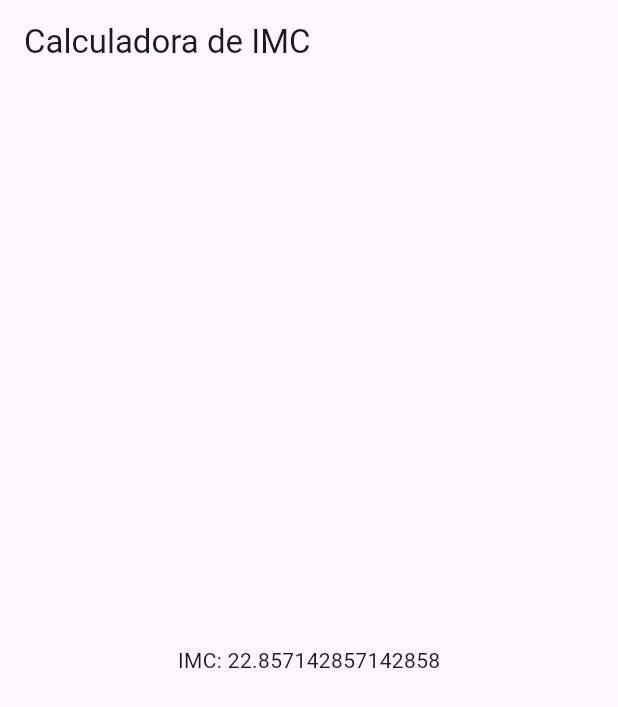
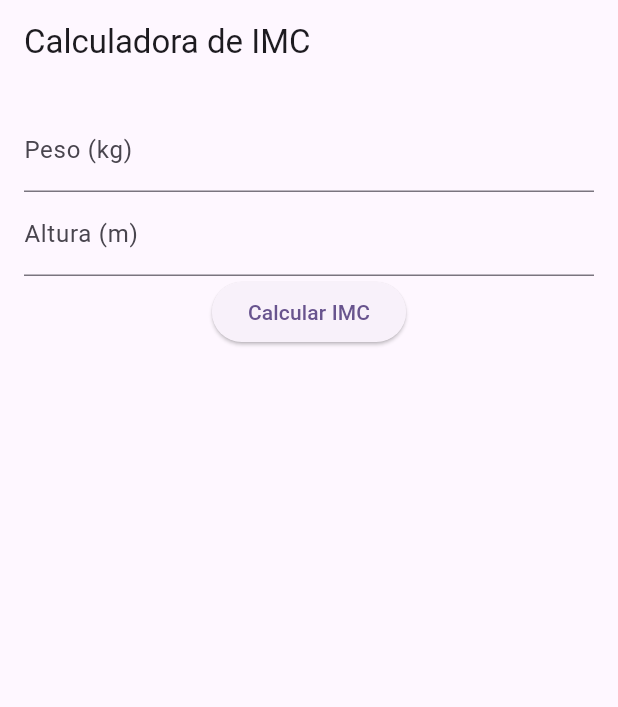
Before and after one commit to harcanjo/dio-flutter-imc-grid, a Flutter app: the screen it shows after launch, on a phone screen of 412 x 824 dp. Shown: the top 707 px of the screen. Run offline on Flutter 3.47's test engine with Material 2 defaults, Android fonts, the phone set to English and light mode, and no system bars.

Commit message:
ler os dados via input

```diff
--- a/lib/home.dart
+++ b/lib/home.dart
@@ -1,9 +1,27 @@
 import 'package:flutter/material.dart';
 
-class MyHomePage extends StatelessWidget {
-  final double bmi;
+import 'calcula_imc.dart';
 
-  const MyHomePage({super.key, required this.bmi});
+class MyHomePage extends StatefulWidget {
+  const MyHomePage({super.key});
+
+  @override
+  State<MyHomePage> createState() => _MyHomePageState();
+}
+
+class _MyHomePageState extends State<MyHomePage> {
+  final TextEditingController weightController = TextEditingController();
+  final TextEditingController heightController = TextEditingController();
+  double? bmi;
+
+  void _calculateBMI() {
+    double weight = double.parse(weightController.text);
+    double height = double.parse(heightController.text);
+    IMC imc = IMC(weight: weight, height: height);
+    setState(() {
+      bmi = imc.calculate();
+    });
+  }
 
   @override
   Widget build(BuildContext context) {
@@ -11,8 +29,31 @@ class MyHomePage extends StatelessWidget {
       appBar: AppBar(
         title: const Text('Calculadora de IMC'),
       ),
-      body: Center(
-        child: Text('IMC: $bmi'),
+      body: Padding(
+        padding: const EdgeInsets.all(16.0),
+        child: Column(
+          children: [
+            TextField(
+              controller: weightController,
+              decoration: const InputDecoration(
+                labelText: 'Peso (kg)',
+              ),
+              keyboardType: TextInputType.number,
+            ),
+            TextField(
+              controller: heightController,
+              decoration: const InputDecoration(
+                labelText: 'Altura (m)',
+              ),
+              keyboardType: TextInputType.number,
+            ),
+            ElevatedButton(
+              onPressed: _calculateBMI,
+              child: const Text('Calcular IMC'),
+            ),
+            if (bmi != null) Text('IMC: $bmi'),
+          ],
+        ),
       ),
     );
   }
--- a/lib/main.dart
+++ b/lib/main.dart
@@ -1,28 +1,22 @@
 import 'package:flutter/material.dart';
-
-import 'calcula_imc.dart';
 import 'home.dart';
 
 void main() {
-  IMC imc = IMC(weight: 70, height: 1.75);
-  double bmi = imc.calculate();
-  runApp(MyApp(bmi: bmi));
+  runApp(const MyApp());
 }
 
 class MyApp extends StatelessWidget {
-  final double bmi;
-
-  const MyApp({super.key, required this.bmi});
+  const MyApp({super.key});
 
   @override
   Widget build(BuildContext context) {
     return MaterialApp(
-      title: 'Flutter Demo',
+      title: 'Calculadora IMC',
       theme: ThemeData(
         colorScheme: ColorScheme.fromSeed(seedColor: Colors.deepPurple),
         useMaterial3: true,
       ),
-      home: MyHomePage(bmi: bmi),
+      home: const MyHomePage(),
     );
   }
 }
```
Also changed, not shown: 1 other file.
